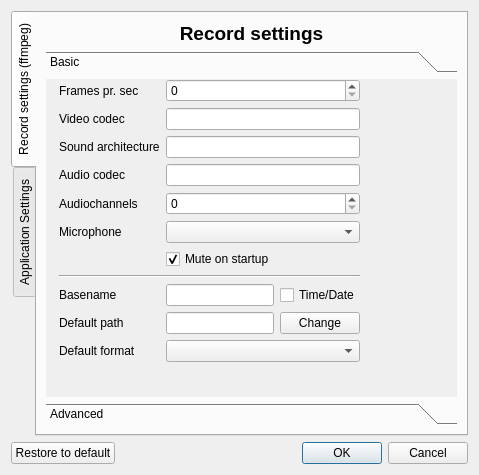
The window that source/settingsdialog.ui (froksen/FDesktopRecorder) describes before a commit, drawn with Qt 5.
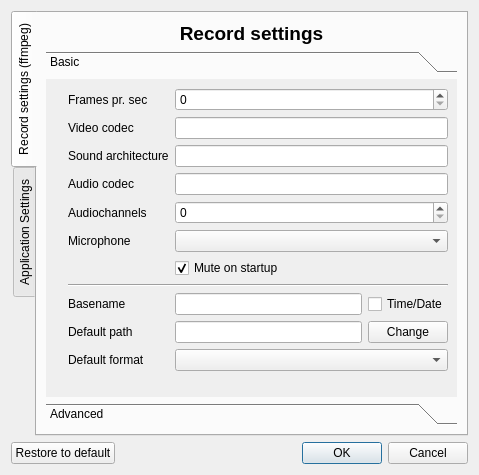
The same window after the commit. Icons and pictures are not drawn.

Commit message: Settingsdialog: Added more icons

Patch:
```diff
--- a/source/settingsdialog.ui
+++ b/source/settingsdialog.ui
@@ -61,7 +61,8 @@
           <attribute name="label">
            <string>Basic</string>
           </attribute>
-          <widget class="QWidget" name="">
+          <layout class="QVBoxLayout" name="verticalLayout_4">
+           <item>
            <layout class="QGridLayout" name="gridLayout_4">
             <item row="0" column="1">
              <widget class="QLabel" name="labelfps">
@@ -305,7 +306,21 @@
              </widget>
             </item>
            </layout>
-          </widget>
+           </item>
+           <item>
+            <spacer name="verticalSpacer">
+             <property name="orientation">
+              <enum>Qt::Vertical</enum>
+             </property>
+             <property name="sizeHint" stdset="0">
+              <size>
+               <width>20</width>
+               <height>44</height>
+              </size>
+             </property>
+            </spacer>
+           </item>
+          </layout>
          </widget>
          <widget class="QWidget" name="page_2">
           <property name="geometry">
```
Left out of the diff: 16 changed lines with no effect on the pictures. Lines whose indentation alone changed are shown as unchanged.
